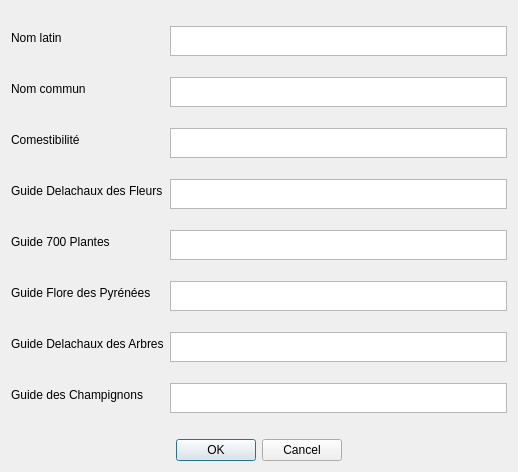
Ludovic-Lesur/botany-guide-gui, file ui/species_edit_window.ui: the form before one commit.
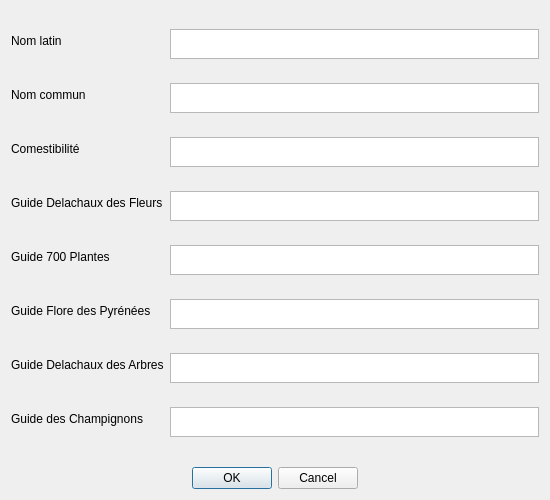
The form after the commit.

The edit to the form file:
```diff
--- a/ui/species_edit_window.ui
+++ b/ui/species_edit_window.ui
@@ -6,8 +6,8 @@
    <rect>
     <x>0</x>
     <y>0</y>
-    <width>518</width>
-    <height>472</height>
+    <width>550</width>
+    <height>500</height>
    </rect>
   </property>
   <property name="windowTitle">
@@ -30,7 +30,7 @@
          <property name="minimumSize">
           <size>
            <width>300</width>
-           <height>0</height>
+           <height>30</height>
           </size>
          </property>
          <property name="maximumSize">
@@ -53,7 +53,7 @@
          <property name="minimumSize">
           <size>
            <width>300</width>
-           <height>0</height>
+           <height>30</height>
           </size>
          </property>
          <property name="maximumSize">
@@ -76,7 +76,7 @@
          <property name="minimumSize">
           <size>
            <width>300</width>
-           <height>0</height>
+           <height>30</height>
           </size>
          </property>
          <property name="maximumSize">
@@ -99,7 +99,7 @@
          <property name="minimumSize">
           <size>
            <width>300</width>
-           <height>0</height>
+           <height>30</height>
           </size>
          </property>
          <property name="maximumSize">
@@ -125,7 +125,7 @@
          <property name="minimumSize">
           <size>
            <width>300</width>
-           <height>0</height>
+           <height>30</height>
           </size>
          </property>
          <property name="maximumSize">
@@ -151,7 +151,7 @@
          <property name="minimumSize">
           <size>
            <width>300</width>
-           <height>0</height>
+           <height>30</height>
           </size>
          </property>
          <property name="maximumSize">
@@ -177,7 +177,7 @@
          <property name="minimumSize">
           <size>
            <width>300</width>
-           <height>0</height>
+           <height>30</height>
           </size>
          </property>
          <property name="maximumSize">
@@ -203,7 +203,7 @@
          <property name="minimumSize">
           <size>
            <width>300</width>
-           <height>0</height>
+           <height>30</height>
           </size>
          </property>
          <property name="maximumSize">
```
Left out of the diff: 8 changed lines with no effect on the pictures.
